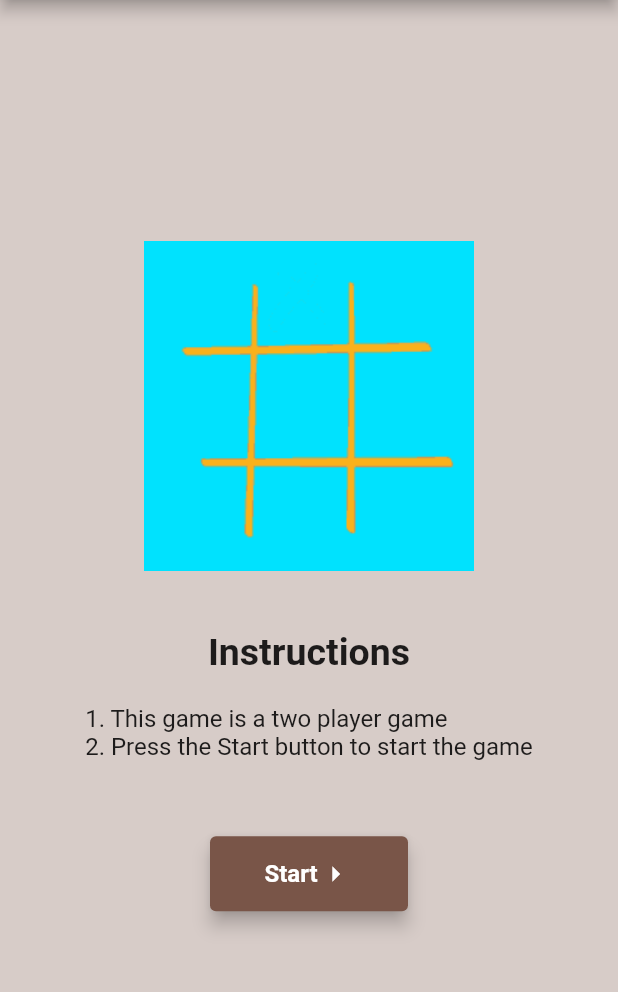
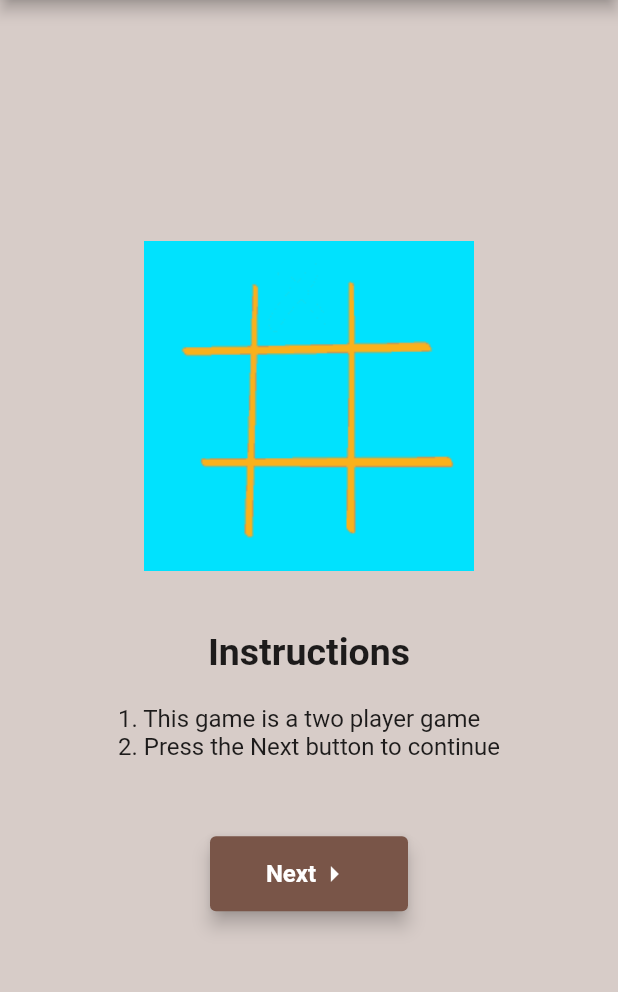
Before and after one commit to NIKHILG2019/tic_tac_toe_mcc_project, a Flutter app: the screen it shows after launch, on a phone screen of 412 x 824 dp, the part 84-1076 px from its top. Run offline on Flutter 3.47's test engine with Material 2 defaults, Android fonts, the phone set to English and light mode, and no system bars.

Commit message:
Added Page Navigation to navigate between pages Player Information Page Update 1. Created a New player information Page 2. Modularized Each and every page

```diff
--- /dev/null
+++ b/lib/HomePage.dart
@@ -0,0 +1,54 @@
+import 'package:flutter/material.dart';
+
+class HomePage extends StatefulWidget {
+  final Function togglePage;
+  HomePage(this.togglePage);
+  @override
+  _HomePageState createState() => _HomePageState();
+}
+
+class _HomePageState extends State<HomePage> {
+  int pageNumber =1 ;
+  @override
+  Widget build(BuildContext context) {
+    final ButtonStyle startButton = ElevatedButton.styleFrom(elevation: 5,minimumSize: Size(100, 50));
+    return Scaffold(
+        appBar: AppBar(
+          title: Text("Tic Tac Toe"),
+          centerTitle: true,
+        ),
+        body: Container(
+        color: Colors.brown[100],
+        child:Center(
+            child: Column(
+                mainAxisAlignment: MainAxisAlignment.center,
+                children:[
+                  Image.asset('assets/tic_tac_toe.gif'),
+                  Container(
+                      padding: EdgeInsets.only(top:40),
+                      child:Text("Instructions",style: TextStyle(fontSize: 25,fontWeight: FontWeight.bold ))),
+                  Container(
+                      padding: EdgeInsets.only(bottom: 50,top: 20),
+                      child:Center(child:Column(
+                        children: [
+                          Text("1. This game is a two player game",style: TextStyle(fontSize: 16),),
+                          Text("2. Press the Next button to continue",style: TextStyle(fontSize: 16)),
+                        ],
+                        mainAxisAlignment: MainAxisAlignment.center,
+                        crossAxisAlignment: CrossAxisAlignment.start,
+                      ))
+                  ),
+                  ElevatedButton(
+                    style: startButton,
+                    onPressed: (){widget.togglePage(pageNumber);},
+                    child: Container(
+                        height: 50,
+                        width: 100,
+                        child: Row(
+                            mainAxisAlignment: MainAxisAlignment.center,
+                            children:[Text("Next",style: TextStyle(fontWeight: FontWeight.bold,fontSize: 16)),Icon(Icons.arrow_right_outlined)])),
+                  ),
+                ]))
+    ));
+  }
+}
--- a/lib/main.dart
+++ b/lib/main.dart
@@ -1,4 +1,8 @@
 import 'package:flutter/material.dart';
+import 'package:tic_tac_toe_mcc_project/player_information.dart';
+import './HomePage.dart';
+import './player_information.dart';
+
 
 void main() {
   runApp(MyApp());
@@ -27,47 +31,27 @@ class MyHomePage extends StatefulWidget {
   _MyHomePageState createState() => _MyHomePageState();
 }
 
+
+
+
 class _MyHomePageState extends State<MyHomePage> {
+  int pageNumber = 0;
+
+  Widget togglePage(number) {
+    setState(() {
+      pageNumber = number;
+    });
+  }
+
+
+
   @override
   Widget build(BuildContext context) {
-    final ButtonStyle startButton = ElevatedButton.styleFrom(elevation: 5,minimumSize: Size(100, 50));
-    return Scaffold(
-      appBar: AppBar(
-        title: Text(widget.title),
-        centerTitle: true,
-      ),
-      body: Container(
-        color: Colors.brown[100],
-          child:Center(
-        child: Column(
-          mainAxisAlignment: MainAxisAlignment.center,
-            children:[
-              Image.asset('assets/tic_tac_toe.gif'),
-              Container(
-                padding: EdgeInsets.only(top:40),
-              child:Text("Instructions",style: TextStyle(fontSize: 25,fontWeight: FontWeight.bold ))),
-              Container(
-                padding: EdgeInsets.only(bottom: 50,top: 20),
-                  child:Center(child:Column(
-                children: [
-                  Text("1. This game is a two player game",style: TextStyle(fontSize: 16),),
-                  Text("2. Press the Start button to start the game",style: TextStyle(fontSize: 16)),
-        ],
-          mainAxisAlignment: MainAxisAlignment.center,
-          crossAxisAlignment: CrossAxisAlignment.start,
-        ))
-        ),
-        ElevatedButton(
-          style: startButton,
-          onPressed: (){},
-          child: Container(
-            height: 50,
-              width: 100,
-              child: Row(
-              mainAxisAlignment: MainAxisAlignment.center,
-              children:[Text("Start",style: TextStyle(fontWeight: FontWeight.bold,fontSize: 16)),Icon(Icons.arrow_right_outlined)])),
-        ),
-    ]))
-    ));
+    if (pageNumber == 0) {
+      return HomePage(togglePage);
+    } else if (pageNumber == 1) {
+      return PlayerInformation(togglePage);
+    }
   }
-}
+
+  }
```
Also changed, not shown: lib/player_information.dart (added, +47 -0 lines).
